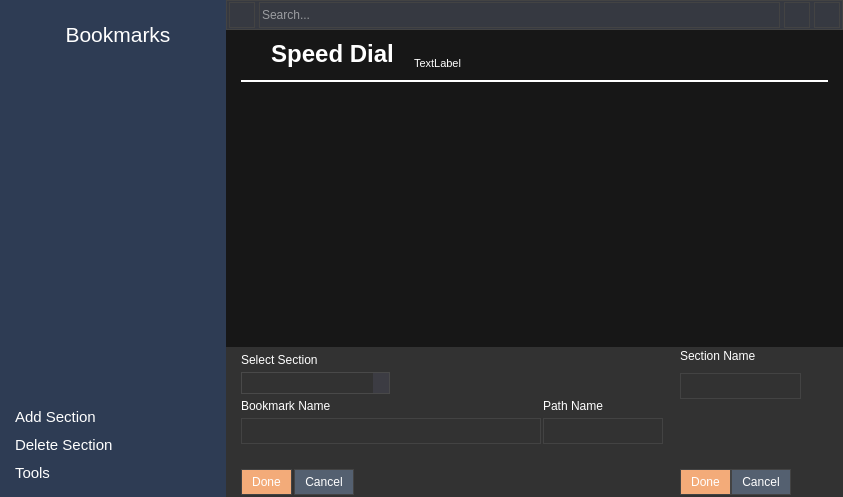
First picture: the form in app/bookmarks/bookmarks.ui, repository rahmanshaber/corebox, before the edit.
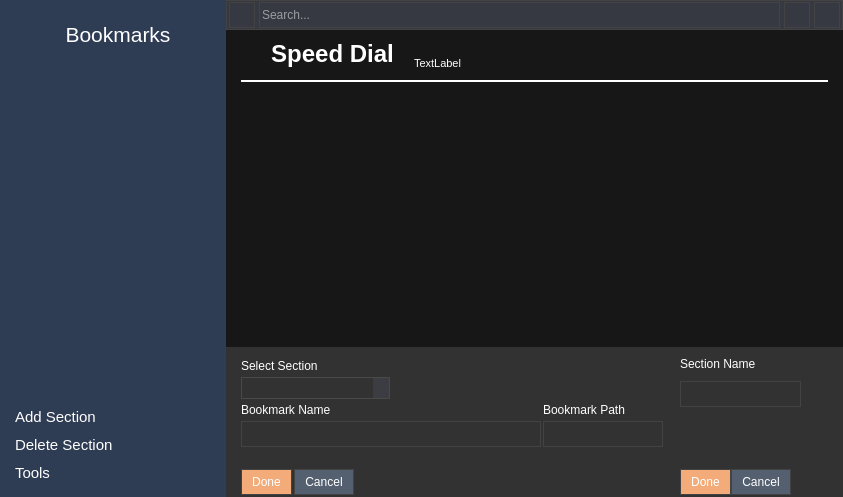
Second picture: the form after the edit. Icons and pictures are not drawn.

Diff of the .ui file:
```diff
--- a/app/bookmarks/bookmarks.ui
+++ b/app/bookmarks/bookmarks.ui
@@ -329,7 +329,7 @@
        <number>15</number>
       </property>
       <property name="topMargin">
-       <number>2</number>
+       <number>10</number>
       </property>
       <property name="rightMargin">
        <number>2</number>
@@ -408,7 +408,7 @@
       <item row="2" column="2">
        <widget class="QLabel" name="LpathName">
         <property name="text">
-         <string>Path Name</string>
+         <string>Bookmark Path</string>
         </property>
        </widget>
       </item>
@@ -1058,7 +1058,7 @@
        <number>15</number>
       </property>
       <property name="topMargin">
-       <number>2</number>
+       <number>10</number>
       </property>
       <property name="rightMargin">
        <number>2</number>
```
Left out of the diff: 3 changed lines with no effect on the pictures.
